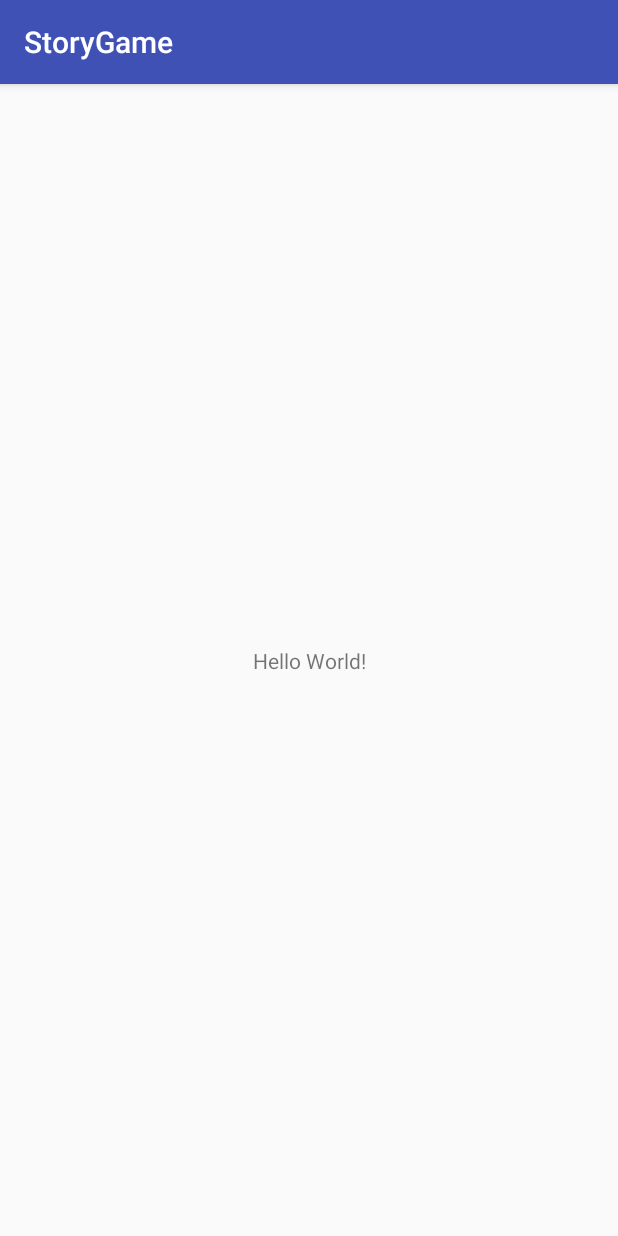
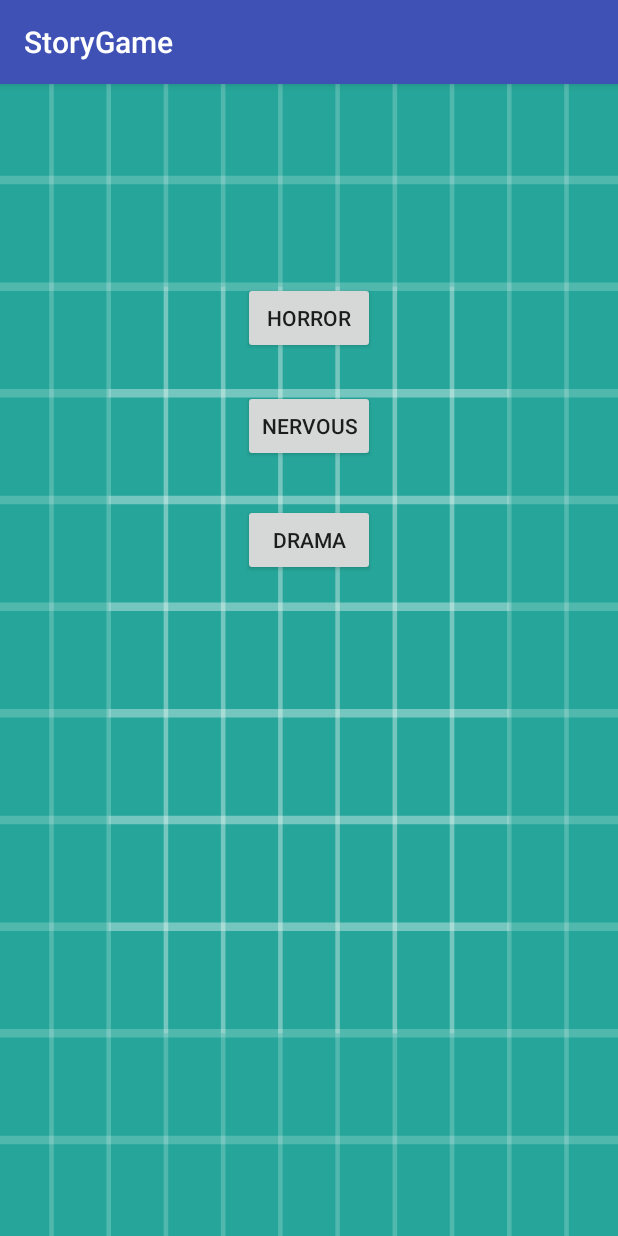
Before and after one commit to ITCGIC/storygame-symeng9, an Android app: the screen it shows after launch (MainActivity), on a phone screen of 412 x 824 dp. Run offline under Robolectric (Android 15) with nearby library versions, the phone set to English and light mode, and no system bars.

Commit message:
Thy Sy Meng

```diff
--- a/app/build.gradle
+++ b/app/build.gradle
@@ -25,4 +25,7 @@ dependencies {
     testImplementation 'junit:junit:4.12'
     androidTestImplementation 'com.android.support.test:runner:1.0.2'
     androidTestImplementation 'com.android.support.test.espresso:espresso-core:3.0.2'
+    implementation 'com.google.android.gms:play-services-maps:15.0.1'
+    implementation 'com.google.android.gms:play-services-ads:15.0.1'
+    implementation 'com.android.support:recyclerview-v7:27.1.1'
 }
--- a/app/src/main/AndroidManifest.xml
+++ b/app/src/main/AndroidManifest.xml
@@ -16,6 +16,7 @@
                 <category android:name="android.intent.category.LAUNCHER" />
             </intent-filter>
         </activity>
+        <activity android:name=".HorrorActivity"></activity>
     </application>
 
 </manifest>
--- a/app/src/main/java/gictitc/storygame/storygame/MainActivity.java
+++ b/app/src/main/java/gictitc/storygame/storygame/MainActivity.java
@@ -1,13 +1,35 @@
 package gictitc.storygame.storygame;
 
+import android.content.Intent;
+import android.support.v7.app.AlertDialog;
 import android.support.v7.app.AppCompatActivity;
 import android.os.Bundle;
+import android.view.View;
+import android.widget.Button;
 
-public class MainActivity extends AppCompatActivity {
-
+public class MainActivity extends AppCompatActivity implements View.OnClickListener {
+    Button Horror, Drama, Nervous;
     @Override
     protected void onCreate(Bundle savedInstanceState) {
         super.onCreate(savedInstanceState);
         setContentView(R.layout.activity_main);
+
+        Horror = findViewById(R.id.bHorror);
+        Drama = findViewById(R.id.bDrama);
+        Nervous = findViewById(R.id.bNervous);
+
+        Horror.setOnClickListener(this);
+
+
+
+    }
+
+
+    @Override
+    public void onClick(View view) {
+        if (view == Horror){
+            Intent i = new Intent(this, HorrorActivity.class);
+            startActivity(i);
+        }
     }
 }
--- a/app/src/main/res/layout/activity_main.xml
+++ b/app/src/main/res/layout/activity_main.xml
@@ -4,15 +4,37 @@
     xmlns:tools="http://schemas.android.com/tools"
     android:layout_width="match_parent"
     android:layout_height="match_parent"
+    android:background="@drawable/ic_launcher_background"
     tools:context=".MainActivity">
 
-    <TextView
+    <Button
+        android:id="@+id/bHorror"
         android:layout_width="wrap_content"
         android:layout_height="wrap_content"
-        android:text="Hello World!"
-        app:layout_constraintBottom_toBottomOf="parent"
-        app:layout_constraintLeft_toLeftOf="parent"
-        app:layout_constraintRight_toRightOf="parent"
+        android:layout_marginTop="132dp"
+        android:text="Horror"
+        app:layout_constraintEnd_toEndOf="parent"
+        app:layout_constraintStart_toStartOf="parent"
+        app:layout_constraintTop_toTopOf="parent" />
+
+    <Button
+        android:id="@+id/bDrama"
+        android:layout_width="wrap_content"
+        android:layout_height="wrap_content"
+        android:layout_marginTop="280dp"
+        android:text="Drama"
+        app:layout_constraintEnd_toEndOf="parent"
+        app:layout_constraintStart_toStartOf="parent"
+        app:layout_constraintTop_toTopOf="parent" />
+
+    <Button
+        android:id="@+id/bNervous"
+        android:layout_width="wrap_content"
+        android:layout_height="wrap_content"
+        android:layout_marginTop="204dp"
+        android:text="Nervous"
+        app:layout_constraintEnd_toEndOf="parent"
+        app:layout_constraintStart_toStartOf="parent"
         app:layout_constraintTop_toTopOf="parent" />
 
 </android.support.constraint.ConstraintLayout>
```
Also changed, not shown: app/src/main/java/gictitc/storygame/storygame/HorrorActivity.java (added, +38 -0 lines), app/src/main/res/layout/activity_horror.xml (added, +16 -0 lines), 1 other file.
